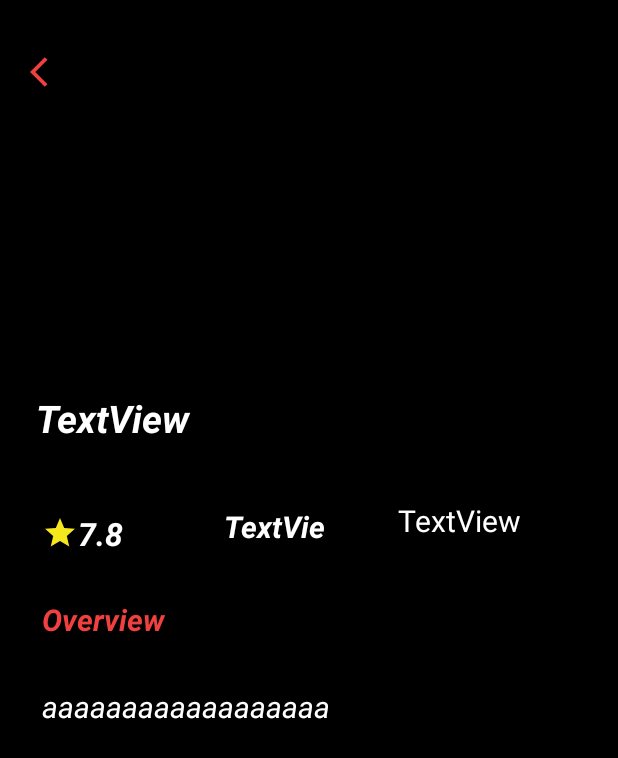
After one commit to erayucar/KefyCinema, an Android app: the DetailsActivity screen opened directly, with no data from a screen before it, on a phone screen of 412 x 824 dp. The commit adds this screen. Shown: the top 758 px of the screen. Run offline under Robolectric (Android 15) with nearby library versions, the phone set to English and light mode, and no system bars; pictures from the network do not load; 6 statements that could not run were skipped.

```diff
--- a/app/build.gradle
+++ b/app/build.gradle
@@ -54,6 +54,7 @@ dependencies {
     implementation platform('com.google.firebase:firebase-bom:31.4.0')
     implementation 'com.google.firebase:firebase-auth-ktx'
 
+    implementation 'com.github.bumptech.glide:glide:4.15.1'
 
     implementation "com.squareup.retrofit2:retrofit:$retrofitVersion"
     implementation "com.squareup.retrofit2:converter-gson:$retrofitVersion"
--- a/app/src/main/AndroidManifest.xml
+++ b/app/src/main/AndroidManifest.xml
@@ -1,16 +1,22 @@
 <?xml version="1.0" encoding="utf-8"?>
 <manifest xmlns:android="http://schemas.android.com/apk/res/android"
     xmlns:tools="http://schemas.android.com/tools">
+
     <uses-permission android:name="android.permission.INTERNET" />
+
     <application
         android:allowBackup="true"
         android:dataExtractionRules="@xml/data_extraction_rules"
+        android:enableOnBackInvokedCallback="true"
         android:fullBackupContent="@xml/backup_rules"
         android:icon="@mipmap/ic_launcher"
         android:label="@string/app_name"
         android:supportsRtl="true"
         android:theme="@style/Theme.KefyCinema"
         tools:targetApi="31">
+        <activity
+            android:name=".view.DetailsActivity"
+            android:exported="false" />
         <activity
             android:name=".view.FeedActivity"
             android:exported="false" />
--- a/app/src/main/java/com/erayucar/kefycinema/adapter/MovieAdapter.kt
+++ /dev/null
@@ -1,4 +0,0 @@
-package com.erayucar.kefycinema.adapter
-
-class MovieAdapter {
-}
--- a/app/src/main/java/com/erayucar/kefycinema/model/ResultModel.kt
+++ b/app/src/main/java/com/erayucar/kefycinema/model/ResultModel.kt
@@ -19,4 +19,4 @@ data class ResultModel(
      @Expose
      val totalResults : Int,
 
-     ) : java.io.Serializable
+     )
--- a/app/src/main/java/com/erayucar/kefycinema/service/MovieAPI.kt
+++ b/app/src/main/java/com/erayucar/kefycinema/service/MovieAPI.kt
@@ -8,7 +8,7 @@ interface MovieAPI {
 
 //https://api.themoviedb.org/3/movie/top_rated?api_key=f2b2065043e9ffe36d13d227205c1426&language=en-US&page=1
 
-    @GET("/3/movie/popular?api_key=63077c882e430b993c36d739549dde55&language=en-US&page=1")
+    @GET("/3/movie/top_rated?api_key=63077c882e430b993c36d739549dde55&language=en-US&page=1")
     fun getData(): Call<ResultModel>
 
 
--- /dev/null
+++ b/app/src/main/java/com/erayucar/kefycinema/view/DetailsActivity.kt
@@ -0,0 +1,39 @@
+package com.erayucar.kefycinema.view
+
+import androidx.appcompat.app.AppCompatActivity
+import android.os.Bundle
+import com.bumptech.glide.Glide
+import com.erayucar.kefycinema.R
+import com.erayucar.kefycinema.databinding.ActivityDetailsBinding
+import com.erayucar.kefycinema.model.MovieModel
+
+class DetailsActivity : AppCompatActivity() {
+    private lateinit var binding: ActivityDetailsBinding
+    private lateinit var movieModel: MovieModel
+
+    override fun onCreate(savedInstanceState: Bundle?) {
+        super.onCreate(savedInstanceState)
+        binding = ActivityDetailsBinding.inflate(layoutInflater)
+        setContentView(binding.root)
+
+
+        loadIntoLayout()
+
+
+
+
+    }
+
+        fun loadIntoLayout(){
+        movieModel = intent.extras!!.getParcelable("movie")!!
+        binding.textOriginalTitle.text = movieModel.original_title
+        binding.language.text = movieModel.original_language
+        binding.movieOverview.text = movieModel.overview
+        binding.releaseDate.text = movieModel.release_date
+        Glide.with(this)
+            .load("https://image.tmdb.org/t/p/w500/${movieModel.poster_path}")
+            .into(binding.posterImage)
+
+
+    }
+}
--- /dev/null
+++ b/app/src/main/res/layout/activity_details.xml
@@ -0,0 +1,117 @@
+<?xml version="1.0" encoding="utf-8"?>
+<androidx.constraintlayout.widget.ConstraintLayout xmlns:android="http://schemas.android.com/apk/res/android"
+    xmlns:app="http://schemas.android.com/apk/res-auto"
+    xmlns:tools="http://schemas.android.com/tools"
+    android:layout_width="match_parent"
+    android:layout_height="match_parent"
+    android:background="@color/black"
+    tools:context=".view.DetailsActivity">
+
+    <ImageView
+        android:id="@+id/poster_image"
+        android:layout_width="383dp"
+        android:layout_height="241dp"
+        app:layout_constraintEnd_toEndOf="parent"
+        app:layout_constraintStart_toStartOf="parent"
+        tools:layout_editor_absoluteY="2dp"
+        tools:srcCompat="@tools:sample/avatars" />
+
+    <TextView
+        android:id="@+id/textOriginal_title"
+        android:layout_width="355dp"
+        android:layout_height="36dp"
+        android:layout_marginTop="20dp"
+        android:text="TextView"
+        android:textColor="@color/white"
+        android:textSize="25dp"
+        android:textStyle="italic|bold"
+        app:layout_constraintEnd_toEndOf="parent"
+        app:layout_constraintHorizontal_bias="0.421"
+        app:layout_constraintStart_toStartOf="parent"
+        app:layout_constraintTop_toBottomOf="@+id/poster_image" />
+
+    <ImageView
+        android:id="@+id/star"
+        android:layout_width="24dp"
+        android:layout_height="24dp"
+        android:layout_marginStart="4dp"
+        android:layout_marginTop="46dp"
+        app:layout_constraintStart_toStartOf="@+id/textOriginal_title"
+        app:layout_constraintTop_toBottomOf="@+id/textOriginal_title"
+        app:srcCompat="@drawable/baseline_star_24" />
+
+    <TextView
+        android:id="@+id/textVote_Average"
+        android:layout_width="33dp"
+        android:layout_height="26dp"
+        android:layout_marginTop="44dp"
+        android:text="7.8"
+        android:textColor="@color/white"
+        android:textSize="21dp"
+        android:textStyle="bold|italic"
+        app:layout_constraintStart_toEndOf="@+id/star"
+        app:layout_constraintTop_toBottomOf="@+id/textOriginal_title" />
+
+    <TextView
+        android:id="@+id/movie_overview"
+        android:layout_width="367dp"
+        android:layout_height="166dp"
+        android:layout_marginTop="28dp"
+        android:text="aaaaaaaaaaaaaaaaaa"
+        android:textColor="@color/white"
+        android:textSize="20dp"
+        android:textStyle="italic"
+        app:layout_constraintEnd_toEndOf="@+id/release_date"
+        app:layout_constraintHorizontal_bias="0.0"
+        app:layout_constraintStart_toStartOf="@+id/overview"
+        app:layout_constraintTop_toBottomOf="@+id/overview" />
+
+    <TextView
+        android:id="@+id/overview"
+        android:layout_width="139dp"
+        android:layout_height="30dp"
+        android:layout_marginStart="4dp"
+        android:layout_marginTop="32dp"
+        android:text="Overview"
+        android:textColor="@color/orange"
+        android:textSize="20dp"
+        android:textStyle="bold|italic"
+        app:layout_constraintStart_toStartOf="@+id/textOriginal_title"
+        app:layout_constraintTop_toBottomOf="@+id/star" />
+
+    <TextView
+        android:id="@+id/language"
+        android:layout_width="74dp"
+        android:layout_height="34dp"
+        android:layout_marginStart="64dp"
+        android:layout_marginTop="40dp"
+        android:text="TextView"
+        android:textColor="@color/white"
+        android:textSize="20dp"
+        android:textStyle="bold|italic"
+        app:layout_constraintStart_toEndOf="@+id/textVote_Average"
+        app:layout_constraintTop_toBottomOf="@+id/textOriginal_title" />
+
+    <TextView
+        android:id="@+id/release_date"
+        android:layout_width="110dp"
+        android:layout_height="35dp"
+        android:layout_marginTop="36dp"
+        android:layout_marginEnd="4dp"
+        android:text="TextView"
+        android:textColor="@color/white"
+        android:textSize="20dp"
+        app:layout_constraintEnd_toEndOf="@+id/textOriginal_title"
+        app:layout_constraintTop_toBottomOf="@+id/textOriginal_title" />
+
+    <ImageButton
+        android:id="@+id/backButton"
+        android:layout_width="wrap_content"
+        android:layout_height="wrap_content"
+        android:layout_marginStart="20dp"
+        android:layout_marginTop="36dp"
+        android:background="@color/black"
+        app:layout_constraintStart_toStartOf="parent"
+        app:layout_constraintTop_toTopOf="@+id/poster_image"
+        app:srcCompat="@drawable/baseline_arrow_back_ios_24" />
+</androidx.constraintlayout.widget.ConstraintLayout>
--- a/app/src/main/res/layout/activity_feed.xml
+++ b/app/src/main/res/layout/activity_feed.xml
@@ -6,7 +6,7 @@
     xmlns:tools="http://schemas.android.com/tools"
     android:layout_width="match_parent"
     android:layout_height="match_parent"
-    android:background="#040303"
+    android:background="#000000"
     tools:context=".view.FeedActivity">
 
     <androidx.appcompat.widget.LinearLayoutCompat
--- a/app/src/main/res/layout/fragment_home.xml
+++ b/app/src/main/res/layout/fragment_home.xml
@@ -46,6 +46,7 @@
         android:id="@+id/pageText"
         android:layout_width="34dp"
         android:layout_height="25dp"
+        android:layout_marginTop="8dp"
         android:layout_marginBottom="20dp"
         android:text="1"
         android:textAlignment="center"
```
Also changed, not shown: app/src/main/java/com/erayucar/kefycinema/adapter/MovieRecyclerViewAdapter.kt (added, +44 -0 lines), app/src/main/java/com/erayucar/kefycinema/view/FeedActivity.kt (+8 -3 lines), app/src/main/java/com/erayucar/kefycinema/view/HomeFragment.kt (+31 -3 lines), app/src/main/res/layout/recycler_row.xml (+11 -12 lines).
